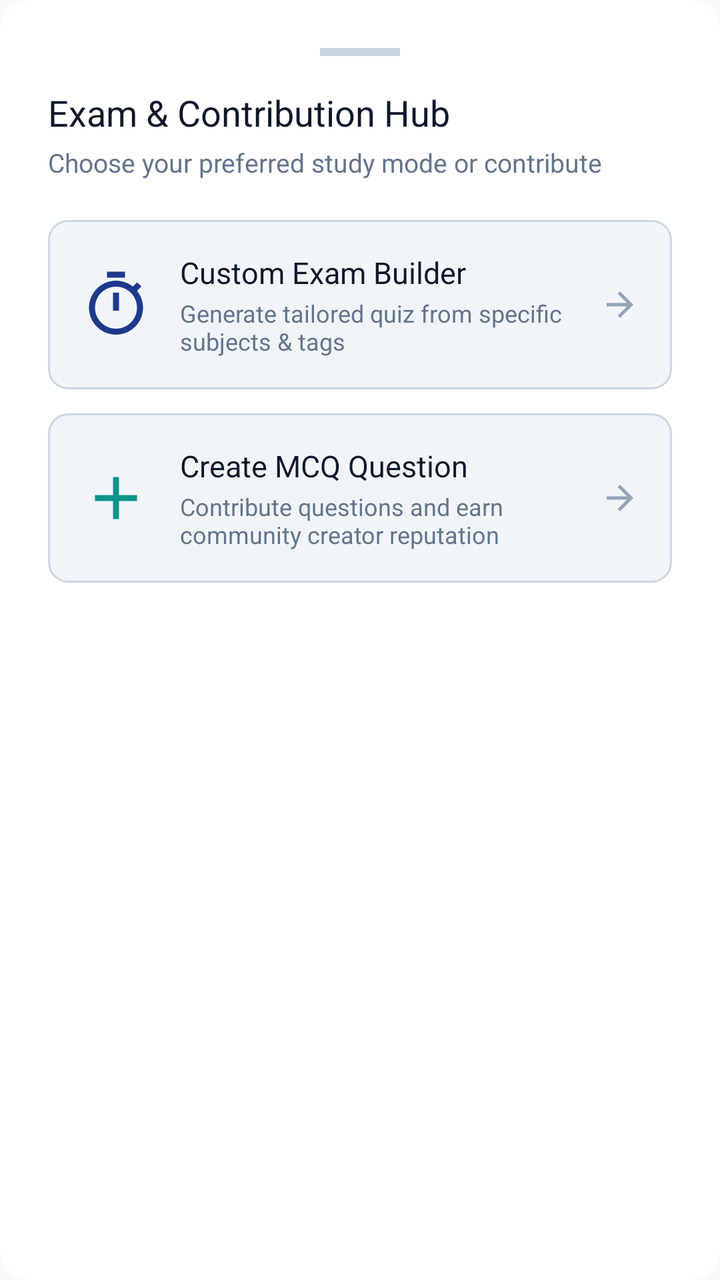
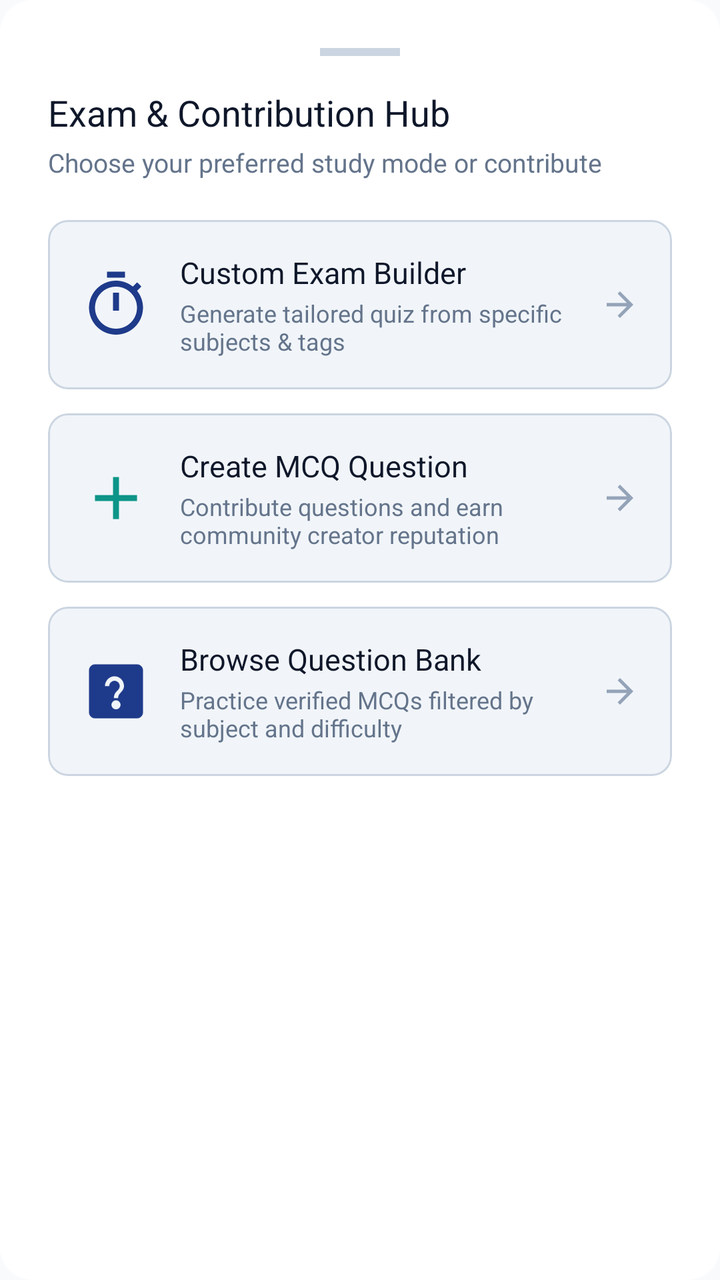

Before-and-after screenshots of an Android layout around one commit, followed by the original layout XML and the change that was made.
<!-- AndroidManifest.xml: application theme Theme.GovtExamPrep -->
<!-- res/layout/bottom_sheet_exam_plus.xml -->
<?xml version="1.0" encoding="utf-8"?>
<LinearLayout xmlns:android="http://schemas.android.com/apk/res/android"
    xmlns:app="http://schemas.android.com/apk/res-auto"
    android:layout_width="match_parent"
    android:layout_height="wrap_content"
    android:background="@drawable/bg_dialog_rounded"
    android:orientation="vertical"
    android:padding="24dp">

    
    <View
        android:layout_width="40dp"
        android:layout_height="4dp"
        android:layout_gravity="center_horizontal"
        android:layout_marginBottom="16dp"
        android:background="@color/border" />

    <TextView
        android:layout_width="wrap_content"
        android:layout_height="wrap_content"
        android:fontFamily="sans-serif-bold"
        android:text="Exam &amp; Contribution Hub"
        android:textColor="@color/text_primary"
        android:textSize="18sp" />

    <TextView
        android:layout_width="wrap_content"
        android:layout_height="wrap_content"
        android:layout_marginTop="4dp"
        android:text="Choose your preferred study mode or contribute"
        android:textColor="@color/text_secondary"
        android:textSize="13sp" />

    
    <com.google.android.material.card.MaterialCardView
        android:id="@+id/cardOptionCustomExam"
        android:layout_width="match_parent"
        android:layout_height="wrap_content"
        android:layout_marginTop="20dp"
        android:clickable="true"
        android:focusable="true"
        app:cardBackgroundColor="@color/surface_variant"
        app:cardCornerRadius="@dimen/corner_radius_md"
        app:cardElevation="0dp"
        app:strokeColor="@color/border"
        app:strokeWidth="1dp">

        <LinearLayout
            android:layout_width="match_parent"
            android:layout_height="wrap_content"
            android:gravity="center_vertical"
            android:orientation="horizontal"
            android:padding="16dp">

            <ImageView
                android:layout_width="36dp"
                android:layout_height="36dp"
                android:contentDescription="Custom Exam Builder"
                app:srcCompat="@drawable/ic_timer"
                app:tint="@color/primary" />

            <LinearLayout
                android:layout_width="0dp"
                android:layout_height="wrap_content"
                android:layout_marginStart="14dp"
                android:layout_weight="1"
                android:orientation="vertical">

                <TextView
                    android:layout_width="wrap_content"
                    android:layout_height="wrap_content"
                    android:fontFamily="sans-serif-bold"
                    android:text="Custom Exam Builder"
                    android:textColor="@color/text_primary"
                    android:textSize="15sp" />

                <TextView
                    android:layout_width="wrap_content"
                    android:layout_height="wrap_content"
                    android:layout_marginTop="2dp"
                    android:text="Generate tailored quiz from specific subjects &amp; tags"
                    android:textColor="@color/text_secondary"
                    android:textSize="12sp" />
            </LinearLayout>

            <ImageView
                android:layout_width="20dp"
                android:layout_height="20dp"
                android:contentDescription="Arrow"
                app:srcCompat="@drawable/ic_arrow_forward"
                app:tint="@color/text_muted" />
        </LinearLayout>
    </com.google.android.material.card.MaterialCardView>

    
    <com.google.android.material.card.MaterialCardView
        android:id="@+id/cardOptionCreateQuestion"
        android:layout_width="match_parent"
        android:layout_height="wrap_content"
        android:layout_marginTop="12dp"
        android:clickable="true"
        android:focusable="true"
        app:cardBackgroundColor="@color/surface_variant"
        app:cardCornerRadius="@dimen/corner_radius_md"
        app:cardElevation="0dp"
        app:strokeColor="@color/border"
        app:strokeWidth="1dp">

        <LinearLayout
            android:layout_width="match_parent"
            android:layout_height="wrap_content"
            android:gravity="center_vertical"
            android:orientation="horizontal"
            android:padding="16dp">

            <ImageView
                android:layout_width="36dp"
                android:layout_height="36dp"
                android:contentDescription="Create Question"
                app:srcCompat="@drawable/ic_nav_plus"
                app:tint="@color/secondary" />

            <LinearLayout
                android:layout_width="0dp"
                android:layout_height="wrap_content"
                android:layout_marginStart="14dp"
                android:layout_weight="1"
                android:orientation="vertical">

                <TextView
                    android:layout_width="wrap_content"
                    android:layout_height="wrap_content"
                    android:fontFamily="sans-serif-bold"
                    android:text="Create MCQ Question"
                    android:textColor="@color/text_primary"
                    android:textSize="15sp" />

                <TextView
                    android:layout_width="wrap_content"
                    android:layout_height="wrap_content"
                    android:layout_marginTop="2dp"
                    android:text="Contribute questions and earn community creator reputation"
                    android:textColor="@color/text_secondary"
                    android:textSize="12sp" />
            </LinearLayout>

            <ImageView
                android:layout_width="20dp"
                android:layout_height="20dp"
                android:contentDescription="Arrow"
                app:srcCompat="@drawable/ic_arrow_forward"
                app:tint="@color/text_muted" />
        </LinearLayout>
    </com.google.android.material.card.MaterialCardView>

</LinearLayout>
<!-- resources referenced by this layout -->
<resources>
  <color name="border">#CBD5E1</color>
  <color name="primary">#1E3A8A</color>
  <color name="secondary">#0D9488</color>
  <color name="surface_variant">#F1F5F9</color>
  <color name="text_muted">#94A3B8</color>
  <color name="text_primary">#0F172A</color>
  <color name="text_secondary">#64748B</color>
  <dimen name="corner_radius_md">10dp</dimen>
  <!-- drawable bg_dialog_rounded (drawable) -->
  <?xml version="1.0" encoding="utf-8"?>
  <shape xmlns:android="http://schemas.android.com/apk/res/android"
      android:shape="rectangle">
      <solid android:color="@color/surface" />
      <corners android:radius="@dimen/corner_radius_lg" />
  </shape>
  <!-- drawable ic_arrow_forward (drawable) -->
  <vector xmlns:android="http://schemas.android.com/apk/res/android"
      android:width="24dp"
      android:height="24dp"
      android:viewportWidth="24"
      android:viewportHeight="24">
      <path
          android:fillColor="#1E3A8A"
          android:pathData="M12,4l-1.41,1.41L16.17,11H4v2h12.17l-5.58,5.59L12,20l8,-8z" />
  </vector>
  <!-- drawable ic_nav_plus (drawable) -->
  <vector xmlns:android="http://schemas.android.com/apk/res/android"
      android:width="28dp"
      android:height="28dp"
      android:viewportWidth="24"
      android:viewportHeight="24">
      <path
          android:fillColor="#FFFFFF"
          android:pathData="M19,13h-6v6h-2v-6H5v-2h6V5h2v6h6v2z" />
  </vector>
  <!-- drawable ic_timer (drawable) -->
  <vector xmlns:android="http://schemas.android.com/apk/res/android"
      android:width="24dp"
      android:height="24dp"
      android:viewportWidth="24"
      android:viewportHeight="24">
      <path
          android:fillColor="#1E3A8A"
          android:pathData="M15,1H9v2h6V1zm-4,13h2V8h-2v6zm8.03,-6.61l1.42,-1.42c-0.43,-0.51 -0.9,-0.99 -1.41,-1.41l-1.42,1.42C16.07,4.74 14.12,4 12,4c-4.97,0 -9,4.03 -9,9s4.02,9 9,9 9,-4.03 9,-9c0,-2.12 -0.74,-4.07 -1.97,-5.61zM12,20c-3.87,0 -7,-3.13 -7,-7s3.13,-7 7,-7 7,3.13 7,7 -3.13,7 -7,7z" />
  </vector>
  <color name="surface">#FFFFFF</color>
  <dimen name="corner_radius_lg">16dp</dimen>
  <color name="primary_variant">#172554</color>
  <color name="text_white">#FFFFFF</color>
  <color name="secondary_variant">#0F766E</color>
  <color name="background">#F8FAFC</color>
  <style name="Widget.GovtExam.TextInputLayout" parent="Widget.MaterialComponents.TextInputLayout.OutlinedBox">
          <item name="boxStrokeColor">@color/primary</item>
          <item name="boxCornerRadiusTopStart">@dimen/corner_radius_md</item>
          <item name="boxCornerRadiusTopEnd">@dimen/corner_radius_md</item>
          <item name="boxCornerRadiusBottomStart">@dimen/corner_radius_md</item>
          <item name="boxCornerRadiusBottomEnd">@dimen/corner_radius_md</item>
      </style>
  <!-- unchanged entries left out for length: 1 -->
</resources>

<!-- the commit's change to res/layout/bottom_sheet_exam_plus.xml (unified diff, before → after) -->
@@ -153,4 +153,65 @@
         </LinearLayout>
     </com.google.android.material.card.MaterialCardView>
 
+    
+    <com.google.android.material.card.MaterialCardView
+        android:id="@+id/cardOptionAllQuestions"
+        android:layout_width="match_parent"
+        android:layout_height="wrap_content"
+        android:layout_marginTop="12dp"
+        android:clickable="true"
+        android:focusable="true"
+        app:cardBackgroundColor="@color/surface_variant"
+        app:cardCornerRadius="@dimen/corner_radius_md"
+        app:cardElevation="0dp"
+        app:strokeColor="@color/border"
+        app:strokeWidth="1dp">
+
+        <LinearLayout
+            android:layout_width="match_parent"
+            android:layout_height="wrap_content"
+            android:gravity="center_vertical"
+            android:orientation="horizontal"
+            android:padding="16dp">
+
+            <ImageView
+                android:layout_width="36dp"
+                android:layout_height="36dp"
+                android:contentDescription="Browse Questions"
+                app:srcCompat="@drawable/ic_nav_questions"
+                app:tint="@color/primary" />
+
+            <LinearLayout
+                android:layout_width="0dp"
+                android:layout_height="wrap_content"
+                android:layout_marginStart="14dp"
+                android:layout_weight="1"
+                android:orientation="vertical">
+
+                <TextView
+                    android:layout_width="wrap_content"
+                    android:layout_height="wrap_content"
+                    android:fontFamily="sans-serif-bold"
+                    android:text="Browse Question Bank"
+                    android:textColor="@color/text_primary"
+                    android:textSize="15sp" />
+
+                <TextView
+                    android:layout_width="wrap_content"
+                    android:layout_height="wrap_content"
+                    android:layout_marginTop="2dp"
+                    android:text="Practice verified MCQs filtered by subject and difficulty"
+                    android:textColor="@color/text_secondary"
+                    android:textSize="12sp" />
+            </LinearLayout>
+
+            <ImageView
+                android:layout_width="20dp"
+                android:layout_height="20dp"
+                android:contentDescription="Arrow"
+                app:srcCompat="@drawable/ic_arrow_forward"
+                app:tint="@color/text_muted" />
+        </LinearLayout>
+    </com.google.android.material.card.MaterialCardView>
+
 </LinearLayout>
<!-- resource entries referenced after the edit -->
@@ -35,6 +35,16 @@
           android:fillColor="#FFFFFF"
           android:pathData="M19,13h-6v6h-2v-6H5v-2h6V5h2v6h6v2z" />
   </vector>
+  <!-- drawable ic_nav_questions (drawable) -->
+  <vector xmlns:android="http://schemas.android.com/apk/res/android"
+      android:width="24dp"
+      android:height="24dp"
+      android:viewportWidth="24"
+      android:viewportHeight="24">
+      <path
+          android:fillColor="#FFFFFFFF"
+          android:pathData="M19,3H5C3.9,3 3,3.9 3,5v14c0,1.1 0.9,2 2,2h14c1.1,0 2,-0.9 2,-2V5C21,3.9 20.1,3 19,3z M12,18c-0.83,0 -1.5,-0.67 -1.5,-1.5S11.17,15 12,15s1.5,0.67 1.5,1.5S12.83,18 12,18z M13.5,12.5c-0.45,0.53 -0.79,0.9 -0.79,1.75h-1.42c0,-1.2 0.49,-1.8 1.05,-2.36c0.44,-0.44 0.91,-0.91 0.91,-1.64c0,-0.97 -0.78,-1.75 -1.75,-1.75S9.75,9.28 9.75,10.25H8.33C8.33,8.5 9.75,7 11.5,7S14.67,8.42 14.67,10.25C14.67,11.23 14.07,11.83 13.5,12.5z"/>
+  </vector>
   <!-- drawable ic_timer (drawable) -->
   <vector xmlns:android="http://schemas.android.com/apk/res/android"
       android:width="24dp"
